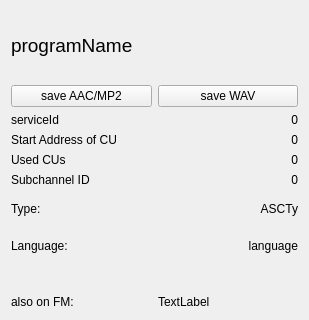
This is sources/main/forms-v7/technical_data.ui in JvanKatwijk/qt-dab as Qt 5 draws it before an edit; both pictures show x 0 to 309 and y 0 to 320 of the 309 by 660 pixel window. The edited form follows.
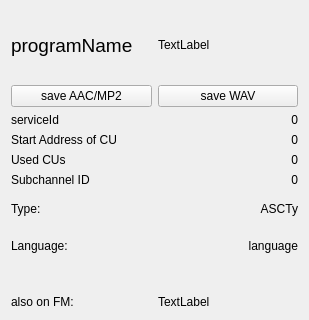
This is the edited form. Custom widgets are drawn as their Qt base class.

```diff
--- a/sources/main/forms-v7/technical_data.ui
+++ b/sources/main/forms-v7/technical_data.ui
@@ -31,6 +31,13 @@
        </property>
       </widget>
      </item>
+     <item>
+      <widget class="QLabel" name="shortnameLabel">
+       <property name="text">
+        <string>TextLabel</string>
+       </property>
+      </widget>
+     </item>
     </layout>
    </item>
    <item>
```
